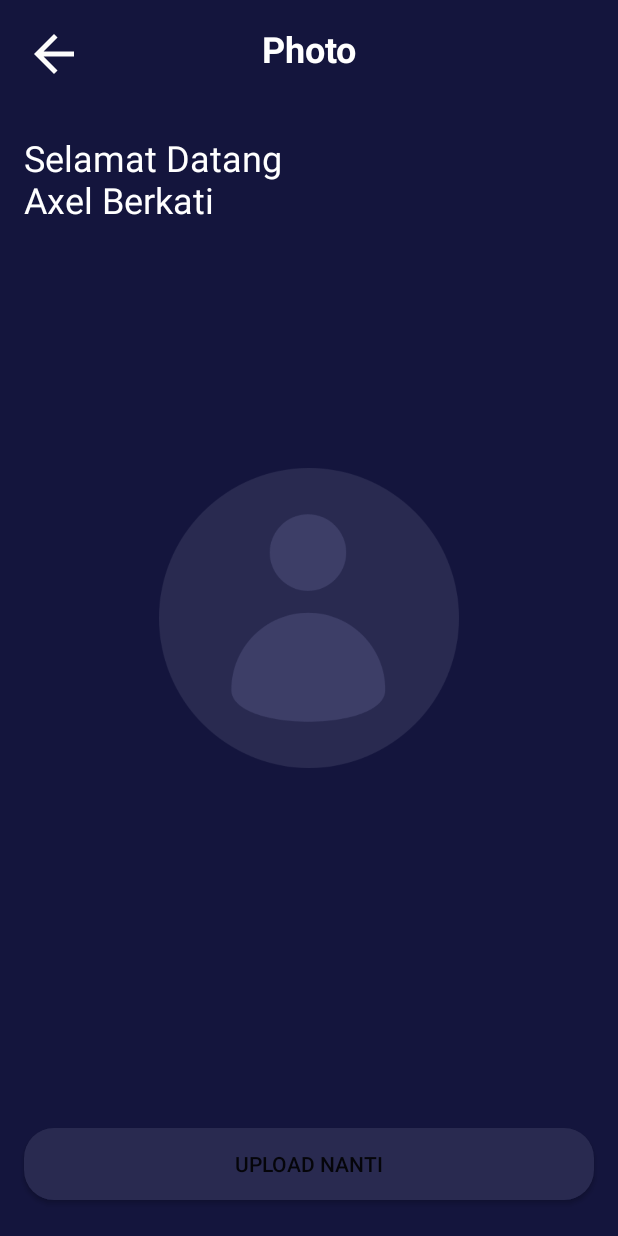
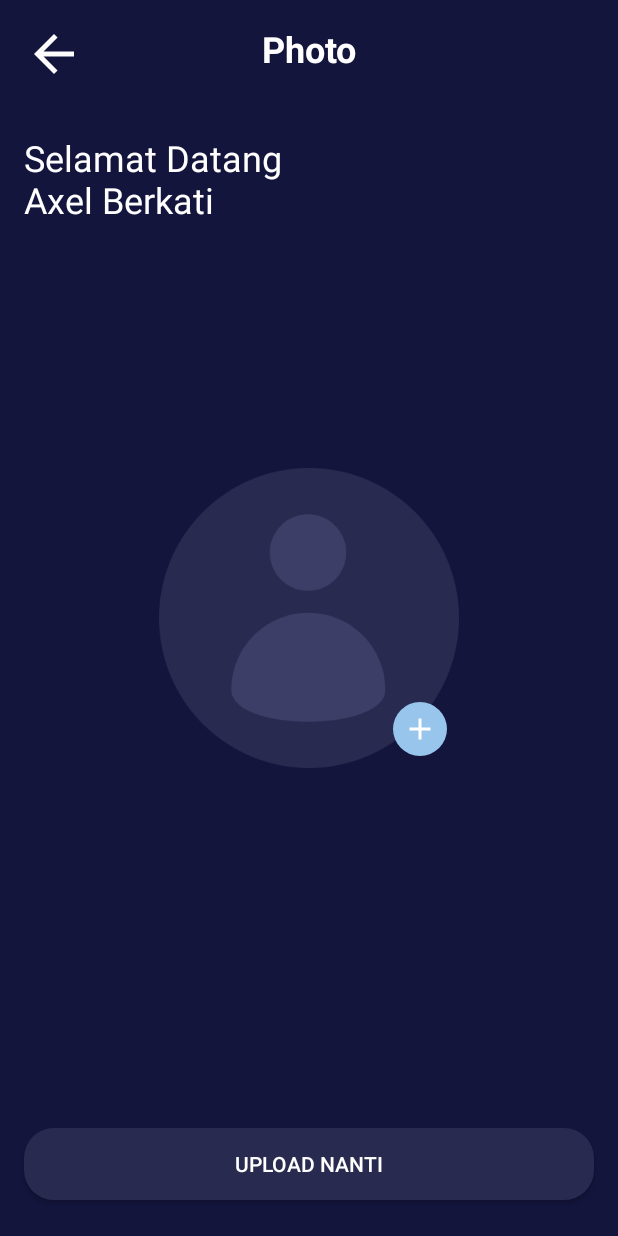
Before and after one commit to 007AxelBerkati/MyMovie, an Android app: the layout activity_sign_up_photoscreen.xml on its own in the app's theme, with its tools: preview values and no code run, on a phone screen of 412 x 824 dp. Run offline under Robolectric (Android 15) with nearby library versions, the phone set to English and light mode, and no system bars.

Commit message:
feat : photo upload screen (bug)

```diff
--- a/app/build.gradle
+++ b/app/build.gradle
@@ -33,6 +33,7 @@ android {
     }
 }
 
+
 dependencies {
 
     implementation 'androidx.core:core-ktx:1.10.0'
@@ -42,8 +43,11 @@ dependencies {
     implementation 'com.google.firebase:firebase-database-ktx:20.2.1'
     implementation 'com.google.firebase:firebase-auth-ktx:22.0.0'
     implementation 'com.google.firebase:firebase-firestore-ktx:24.6.0'
+    implementation 'com.google.firebase:firebase-storage-ktx:20.2.0'
     testImplementation 'junit:junit:4.13.2'
     implementation platform('com.google.firebase:firebase-bom:32.0.0')
     androidTestImplementation 'androidx.test.ext:junit:1.1.5'
     androidTestImplementation 'androidx.test.espresso:espresso-core:3.5.1'
+    implementation 'com.karumi:dexter:6.2.3'
+    implementation 'com.github.bumptech.glide:glide:4.15.1'
 }
--- a/app/src/main/java/com/crowcel/myapplication/auth/signup/SignUpActivity.kt
+++ b/app/src/main/java/com/crowcel/myapplication/auth/signup/SignUpActivity.kt
@@ -62,9 +62,6 @@ class SignUpActivity : AppCompatActivity() {
             } else {
                 pushNewUser(sUsername, sEmail, sPassword, sNama)
             }
-
-
-
         }
 
 
--- a/app/src/main/res/layout/activity_sign_up_photoscreen.xml
+++ b/app/src/main/res/layout/activity_sign_up_photoscreen.xml
@@ -8,7 +8,7 @@
     tools:context=".onboarding.OnboardingOneActivity">
 
     <Button
-        android:id="@+id/button3"
+        android:id="@+id/btn_home"
         android:layout_width="0dp"
         android:layout_height="wrap_content"
         android:layout_marginStart="16dp"
@@ -17,13 +17,14 @@
         android:background="@drawable/shape_rectangle_blue_grey"
         android:backgroundTint="@color/colorPink"
         android:text="@string/upload_nanti"
+        android:textColor="@color/colorWhite"
         app:backgroundTint="@color/colorBlueGrey"
         app:layout_constraintBottom_toBottomOf="parent"
         app:layout_constraintEnd_toEndOf="parent"
         app:layout_constraintStart_toStartOf="parent" />
 
     <Button
-        android:id="@+id/button2"
+        android:id="@+id/btn_upload"
         android:layout_width="0dp"
         android:layout_height="wrap_content"
         android:layout_marginStart="16dp"
@@ -34,7 +35,7 @@
         android:text="@string/simpan_dan_lanjutkan"
         android:visibility="invisible"
         app:backgroundTint="@color/colorPink"
-        app:layout_constraintBottom_toTopOf="@+id/button3"
+        app:layout_constraintBottom_toTopOf="@+id/btn_home"
         app:layout_constraintEnd_toEndOf="parent"
         app:layout_constraintHorizontal_bias="0.0"
         app:layout_constraintStart_toStartOf="parent" />
@@ -67,7 +68,7 @@
         app:srcCompat="@drawable/ic_baseline_arrow_back_24" />
 
     <TextView
-        android:id="@+id/textView6"
+        android:id="@+id/tv_hello"
         android:layout_width="0dp"
         android:layout_height="wrap_content"
         android:layout_marginStart="16dp"
@@ -82,9 +83,9 @@
         tools:text="@string/selamat_datang" />
 
     <ImageView
-        android:id="@+id/imageView4"
+        android:id="@+id/iv_profile"
         android:layout_width="200dp"
-        android:layout_height="0dp"
+        android:layout_height="200dp"
         android:layout_marginStart="16dp"
         android:layout_marginEnd="16dp"
         app:layout_constraintBottom_toBottomOf="parent"
@@ -93,4 +94,14 @@
         app:layout_constraintTop_toTopOf="parent"
         app:srcCompat="@drawable/user_pic" />
 
+    <ImageView
+        android:id="@+id/iv_add"
+        android:layout_width="wrap_content"
+        android:layout_height="wrap_content"
+        android:layout_marginEnd="8dp"
+        android:layout_marginBottom="8dp"
+        app:layout_constraintBottom_toBottomOf="@+id/iv_profile"
+        app:layout_constraintEnd_toEndOf="@+id/iv_profile"
+        app:srcCompat="@drawable/ic_btn_upload" />
+
 </androidx.constraintlayout.widget.ConstraintLayout>
```
Also changed, not shown: app/src/main/AndroidManifest.xml (+7 -0 lines), app/src/main/java/com/crowcel/myapplication/auth/signup/SignUpPhotoScreenActivity.kt (+146 -1 lines), build.gradle (line endings or trailing spaces).
